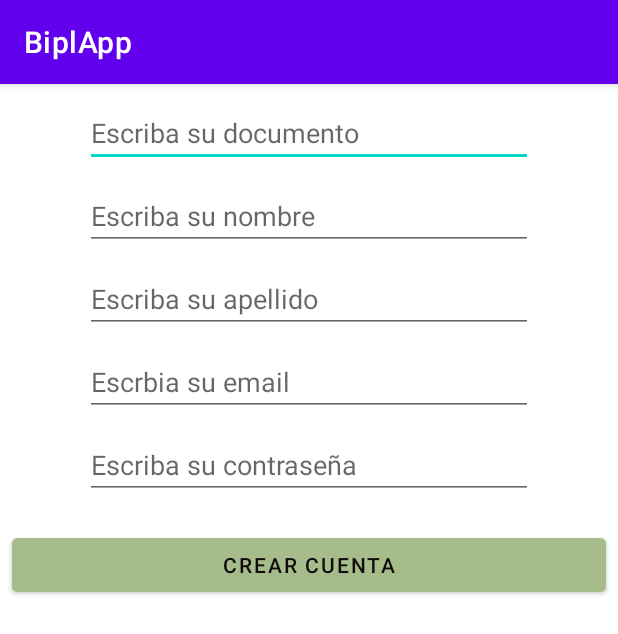
After one commit to jesanbrito/BiplApp, an Android app: the RegisterActivity screen opened directly, with no data from a screen before it, on a phone screen of 412 x 824 dp. The commit adds this screen. Shown: the top 634 px of the screen. Run offline under Robolectric (Android 15) with nearby library versions, the phone set to English and light mode, and no system bars; our stand-ins replace data binding.

Commit message:
Primer Sync

```diff
--- a/app/src/main/AndroidManifest.xml
+++ b/app/src/main/AndroidManifest.xml
@@ -9,6 +9,7 @@
         android:roundIcon="@mipmap/ic_launcher_round"
         android:supportsRtl="true"
         android:theme="@style/Theme.BiplApp">
+        <activity android:name=".view.activity.RegisterActivity"></activity>
         <activity android:name=".view.activity.MainActivity">
             <intent-filter>
                 <action android:name="android.intent.action.MAIN" />
--- /dev/null
+++ b/app/src/main/java/co/edu/unab/tas/ejuab/biplapp/view/activity/RegisterActivity.java
@@ -0,0 +1,46 @@
+package co.edu.unab.tas.ejuab.biplapp.view.activity;
+
+import androidx.appcompat.app.AppCompatActivity;
+import androidx.databinding.DataBindingUtil;
+import androidx.lifecycle.Observer;
+import androidx.lifecycle.ViewModelProvider;
+
+import android.os.Bundle;
+import android.view.View;
+
+import co.edu.unab.tas.ejuab.biplapp.R;
+import co.edu.unab.tas.ejuab.biplapp.databinding.ActivityRegisterBinding;
+import co.edu.unab.tas.ejuab.biplapp.model.entity.User;
+import co.edu.unab.tas.ejuab.biplapp.viewmodel.RegisterViewModel;
+
+public class RegisterActivity extends AppCompatActivity {
+
+    private ActivityRegisterBinding registerBinding;
+
+    @Override
+    protected void onCreate(Bundle savedInstanceState) {
+        super.onCreate(savedInstanceState);
+        setContentView(R.layout.activity_register);
+
+        RegisterViewModel viewModel = new ViewModelProvider(RegisterActivity.this).get(RegisterViewModel.class);
+        registerBinding = DataBindingUtil.setContentView(RegisterActivity.this, R.layout.activity_register);
+        registerBinding.setUser(new User());
+
+        registerBinding.btRegisterForm.setOnClickListener(new View.OnClickListener() {
+            @Override
+            public void onClick(View v) {
+                User myUser = registerBinding.getUser();
+                String pass = registerBinding.getPassword();
+
+                viewModel.getCurrentUser().observe(RegisterActivity.this, new Observer<User>() {
+                    @Override
+                    public void onChanged(User user) {
+                        if(user != null){
+                            finish();
+                        }
+                    }
+                });
+            }
+        });
+    }
+}
--- /dev/null
+++ b/app/src/main/java/co/edu/unab/tas/ejuab/biplapp/view/adapter/UserAdapter.java
@@ -0,0 +1,4 @@
+package co.edu.unab.tas.ejuab.biplapp.view.adapter;
+
+public class UserAdapter {
+}
--- /dev/null
+++ b/app/src/main/java/co/edu/unab/tas/ejuab/biplapp/viewmodel/RegisterViewModel.java
@@ -0,0 +1,28 @@
+package co.edu.unab.tas.ejuab.biplapp.viewmodel;
+
+import android.app.Application;
+
+import androidx.annotation.NonNull;
+import androidx.lifecycle.AndroidViewModel;
+import androidx.lifecycle.LiveData;
+
+import co.edu.unab.tas.ejuab.biplapp.model.entity.User;
+import co.edu.unab.tas.ejuab.biplapp.model.repository.UserRepository;
+
+public class RegisterViewModel extends AndroidViewModel {
+
+    public UserRepository userRepository;
+
+    public RegisterViewModel(@NonNull Application application) {
+        super(application);
+       // userRepository = new UserRepository(application);
+    }
+
+    public LiveData<User> getCurrentUser(){
+        return userRepository.getCurrentUser();
+    }
+
+    public void singUp(User myUser, String pass){
+        userRepository.singUp(myUser, pass);
+    }
+}
--- a/app/src/main/res/layout/activity_main.xml
+++ b/app/src/main/res/layout/activity_main.xml
@@ -75,7 +75,7 @@
             android:layout_width="wrap_content"
             android:layout_height="wrap_content"
             android:layout_marginStart="8dp"
-            android:layout_marginTop="50dp"
+            android:layout_marginTop="30dp"
             android:layout_marginEnd="8dp"
             android:ems="15"
             android:hint="@string/txt_hint_password"
@@ -90,7 +90,7 @@
             android:layout_width="0dp"
             android:layout_height="wrap_content"
             android:layout_marginStart="8dp"
-            android:layout_marginTop="50dp"
+            android:layout_marginTop="30dp"
             android:layout_marginEnd="8dp"
             android:backgroundTint="#A6BD8B"
             android:text="@string/txt_inicio_sesion"
--- /dev/null
+++ b/app/src/main/res/layout/activity_register.xml
@@ -0,0 +1,96 @@
+<?xml version="1.0" encoding="utf-8"?>
+<layout xmlns:android="http://schemas.android.com/apk/res/android"
+    xmlns:app="http://schemas.android.com/apk/res-auto"
+    xmlns:tools="http://schemas.android.com/tools">
+
+    <data>
+        <variable
+            name="user"
+            type="co.edu.unab.tas.ejuab.biplapp.model.entity.User" />
+
+        <variable
+            name="password"
+            type="String" />
+    </data>
+
+    <androidx.constraintlayout.widget.ConstraintLayout
+        android:layout_width="match_parent"
+        android:layout_height="match_parent"
+        tools:context=".view.activity.RegisterActivity">
+
+        <EditText
+            android:id="@+id/et_user_document_form"
+            android:layout_width="wrap_content"
+            android:layout_height="wrap_content"
+            android:ems="14"
+            android:layout_marginTop="10dp"
+            app:layout_constraintTop_toTopOf="parent"
+            app:layout_constraintStart_toStartOf="parent"
+            app:layout_constraintEnd_toEndOf="parent"
+            android:hint="@string/txt_hint_identificacion_usuario"
+            android:text="@={user.document}"/>
+
+        <EditText
+            android:id="@+id/et_user_name_form"
+            android:layout_width="wrap_content"
+            android:layout_height="wrap_content"
+            android:ems="14"
+            android:layout_marginTop="10dp"
+            app:layout_constraintTop_toBottomOf="@id/et_user_document_form"
+            app:layout_constraintStart_toStartOf="parent"
+            app:layout_constraintEnd_toEndOf="parent"
+            android:hint="@string/txt_hint_nombre_usuario"
+            android:text="@={user.name}"/>
+
+
+        <EditText
+            android:id="@+id/et_user_last_name_form"
+            android:layout_width="wrap_content"
+            android:layout_height="wrap_content"
+            android:ems="14"
+            android:layout_marginTop="10dp"
+            app:layout_constraintTop_toBottomOf="@id/et_user_name_form"
+            app:layout_constraintStart_toStartOf="parent"
+            app:layout_constraintEnd_toEndOf="parent"
+            android:hint="@string/txt_hint_apellido_usuario"
+            android:text="@={user.lastName}"/>
+
+        <EditText
+            android:id="@+id/et_user_email_form"
+            android:layout_width="wrap_content"
+            android:layout_height="wrap_content"
+            android:ems="14"
+            android:layout_marginTop="10dp"
+            app:layout_constraintTop_toBottomOf="@id/et_user_last_name_form"
+            app:layout_constraintStart_toStartOf="parent"
+            app:layout_constraintEnd_toEndOf="parent"
+            android:hint="@string/txt_hint_correo_usuario"
+            android:text="@={user.lastName}"/>
+
+        <EditText
+            android:id="@+id/et_user_pass_form"
+            android:layout_width="wrap_content"
+            android:layout_height="wrap_content"
+            android:ems="14"
+            android:layout_marginTop="10dp"
+            app:layout_constraintTop_toBottomOf="@id/et_user_email_form"
+            app:layout_constraintStart_toStartOf="parent"
+            app:layout_constraintEnd_toEndOf="parent"
+            android:hint="@string/txt_hint_pass_usuario"
+            android:text="@={password}"/>
+
+        <Button
+            android:id="@+id/bt_register_form"
+            android:layout_width="match_parent"
+            android:layout_height="wrap_content"
+            android:text="Crear Cuenta"
+            android:layout_marginTop="20dp"
+            android:layout_marginHorizontal="8dp"
+            android:backgroundTint="#A6BD8B"
+            android:textColor="#100A0A"
+            app:layout_constraintTop_toBottomOf="@id/et_user_pass_form"
+            app:layout_constraintStart_toStartOf="parent"
+            app:layout_constraintEnd_toEndOf="parent"/>
+
+    </androidx.constraintlayout.widget.ConstraintLayout>
+</layout>
--- a/app/src/main/res/values/strings.xml
+++ b/app/src/main/res/values/strings.xml
@@ -5,4 +5,9 @@
     <string name="txt_hint_password">Escriba su contraseña</string>
     <string name="txt_crear_cuenta">Crear cuenta</string>
     <string name="txt_nombre_app">Biblioteca Pública</string>
+    <string name="txt_hint_nombre_usuario">Escriba su nombre</string>
+    <string name="txt_hint_apellido_usuario">Escriba su apellido</string>
+    <string name="txt_hint_identificacion_usuario">Escriba su documento</string>
+    <string name="txt_hint_correo_usuario">Escrbia su email</string>
+    <string name="txt_hint_pass_usuario">Escriba su contraseña</string>
 </resources>
--- a/build.gradle
+++ b/build.gradle
@@ -6,6 +6,7 @@ buildscript {
     }
     dependencies {
         classpath "com.android.tools.build:gradle:4.1.1"
+        classpath 'com.google.gms:google-services:4.3.4'
 
         // NOTE: Do not place your application dependencies here; they belong
         // in the individual module build.gradle files
```
Also changed, not shown: app/build.gradle (+7 -0 lines), app/src/main/java/co/edu/unab/tas/ejuab/biplapp/model/repository/UserRepository.java (+48 -0 lines), app/src/main/java/co/edu/unab/tas/ejuab/biplapp/view/activity/MainActivity.java (+39 -4 lines), app/src/main/java/co/edu/unab/tas/ejuab/biplapp/view/activity/UserListActivity.java (added, +14 -0 lines), 1 other file.
